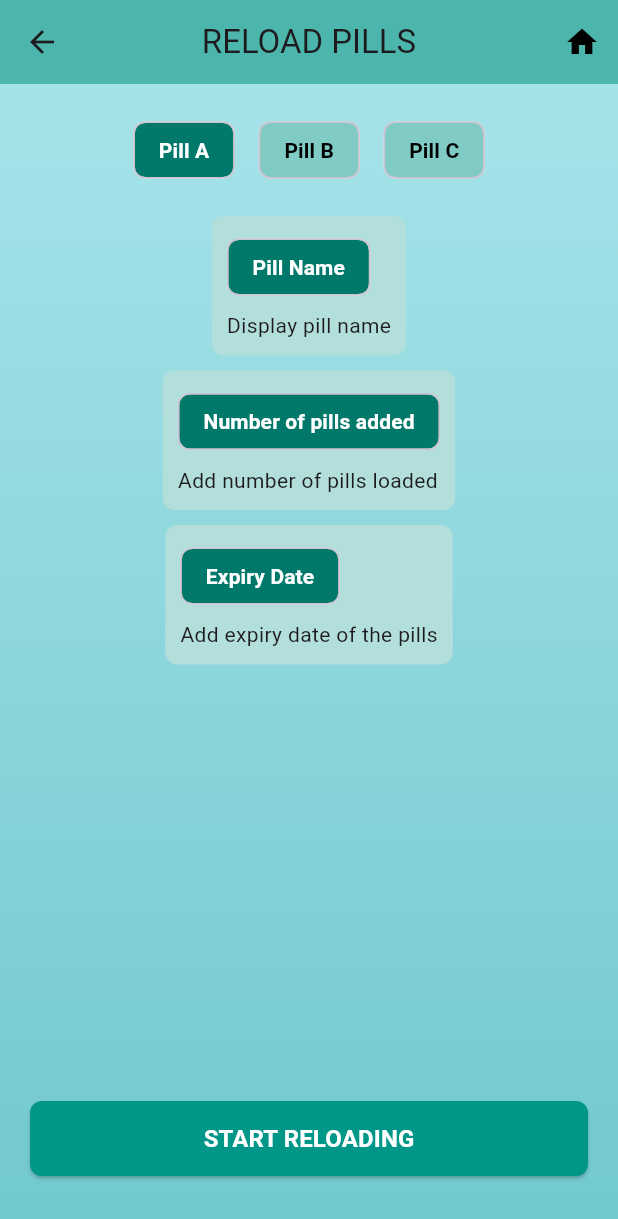
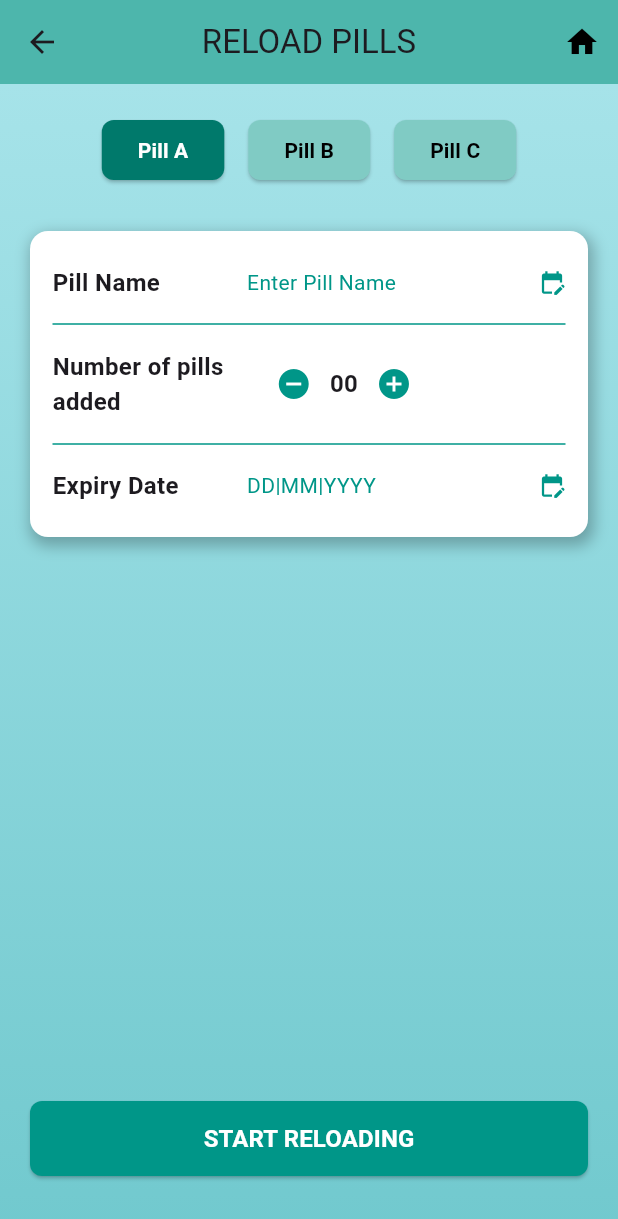
Before and after one commit to SohamGurav10/EYIC-2024-25, a Flutter app: the PillReloadPage screen opened directly, on a phone screen of 412 x 824 dp. Shown: the top 1219 px of the screen. Run offline on Flutter 3.47's test engine with Material 3 defaults, Android fonts, the phone set to English and light mode, and no system bars.

Commit message:
updated the pill reload file

```diff
--- a/lib/pill_reload_page.dart
+++ b/lib/pill_reload_page.dart
@@ -1,7 +1,18 @@
 import 'package:flutter/material.dart';
+import 'package:intl/intl.dart';
 
-class PillReloadPage extends StatelessWidget {
+class PillReloadPage extends StatefulWidget {
   const PillReloadPage({super.key});
+
+  @override
+  _PillReloadPageState createState() => _PillReloadPageState();
+}
+
+class _PillReloadPageState extends State<PillReloadPage> {
+  String selectedPill = "Pill A"; // Default selected pill
+  String pillName = "Enter Pill Name";
+  int pillCount = 0;
+  String expiryDate = "DD|MM|YYYY"; // Default date format
 
   @override
   Widget build(BuildContext context) {
@@ -14,7 +25,7 @@ class PillReloadPage extends StatelessWidget {
           IconButton(
             icon: const Icon(Icons.home, color: Colors.black),
             onPressed: () {
-              Navigator.pop(context); // Navigate back to home screen
+              Navigator.pop(context);
             },
           ),
         ],
@@ -33,22 +44,19 @@ class PillReloadPage extends StatelessWidget {
           child: Column(
             crossAxisAlignment: CrossAxisAlignment.center,
             children: [
-              // Pill Selection Tabs
+              // Pill Selection Buttons
               Row(
                 mainAxisAlignment: MainAxisAlignment.center,
                 children: [
-                  _pillTab("Pill A", isSelected: true),
-                  _pillTab("Pill B"),
-                  _pillTab("Pill C"),
+                  _pillButton("Pill A"),
+                  _pillButton("Pill B"),
+                  _pillButton("Pill C"),
                 ],
               ),
-              const SizedBox(height: 20),
+              const SizedBox(height: 30),
 
-              // Input Fields
-              _infoSection("Pill Name", "Display pill name"),
-              _infoSection(
-                  "Number of pills added", "Add number of pills loaded"),
-              _infoSection("Expiry Date", "Add expiry date of the pills"),
+              // Pill Information Section (Editable)
+              _pillInfo(),
 
               const Spacer(),
 
@@ -85,16 +93,28 @@ class PillReloadPage extends StatelessWidget {
     );
   }
 
-  Widget _pillTab(String text, {bool isSelected = false}) {
+  // Pill Selection Button
+  Widget _pillButton(String pillName) {
     return Padding(
       padding: const EdgeInsets.symmetric(horizontal: 8),
-      child: Chip(
-        backgroundColor:
-            isSelected ? Colors.teal.shade700 : Colors.teal.shade200,
-        label: Text(
-          text,
+      child: ElevatedButton(
+        style: ElevatedButton.styleFrom(
+          backgroundColor: selectedPill == pillName
+              ? Colors.teal.shade700
+              : Colors.teal.shade200,
+          shape: RoundedRectangleBorder(
+            borderRadius: BorderRadius.circular(8),
+          ),
+        ),
+        onPressed: () {
+          setState(() {
+            selectedPill = pillName;
+          });
+        },
+        child: Text(
+          pillName,
           style: TextStyle(
-            color: isSelected ? Colors.white : Colors.black,
+            color: selectedPill == pillName ? Colors.white : Colors.black,
             fontWeight: FontWeight.bold,
           ),
         ),
@@ -102,35 +122,169 @@ class PillReloadPage extends StatelessWidget {
     );
   }
 
-  Widget _infoSection(String title, String description) {
+  // Editable Pill Information Section
+  Widget _pillInfo() {
     return Container(
-      margin: const EdgeInsets.only(bottom: 10),
-      padding: const EdgeInsets.all(10),
+      padding: const EdgeInsets.all(15),
       decoration: BoxDecoration(
-        color: Colors.teal.shade100,
-        borderRadius: BorderRadius.circular(8),
+        color: Colors.white,
+        borderRadius: BorderRadius.circular(12),
+        boxShadow: [
+          BoxShadow(
+            color: Colors.black26,
+            blurRadius: 8,
+            spreadRadius: 2,
+            offset: const Offset(2, 4),
+          ),
+        ],
       ),
       child: Column(
         crossAxisAlignment: CrossAxisAlignment.start,
         children: [
-          Chip(
-            backgroundColor: Colors.teal.shade700,
-            label: Text(
+          _editableRow(
+              "Pill Name",
+              pillName,
+              () => _editTextDialog("Pill Name", pillName, (value) {
+                    setState(() {
+                      pillName = value;
+                    });
+                  })),
+          const Divider(color: Colors.teal, thickness: 1),
+          _pillCountRow("Number of pills added"),
+          const Divider(color: Colors.teal, thickness: 1),
+          _editableRow("Expiry Date", expiryDate, _selectExpiryDate),
+        ],
+      ),
+    );
+  }
+
+  // Editable Text Field Row
+  Widget _editableRow(String title, String value, VoidCallback onTap) {
+    return GestureDetector(
+      onTap: onTap,
+      child: Padding(
+        padding: const EdgeInsets.symmetric(vertical: 8),
+        child: Row(
+          children: [
+            Expanded(
+              flex: 2,
+              child: Text(
+                title,
+                style: const TextStyle(
+                  fontWeight: FontWeight.bold,
+                  fontSize: 16,
+                ),
+              ),
+            ),
+            Expanded(
+              flex: 3,
+              child: Text(
+                value,
+                style: const TextStyle(fontSize: 14, color: Colors.teal),
+              ),
+            ),
+            const Icon(Icons.edit_calendar, color: Colors.teal, size: 18),
+          ],
+        ),
+      ),
+    );
+  }
+
+  // Editable Number Counter for Pills
+  Widget _pillCountRow(String title) {
+    return Padding(
+      padding: const EdgeInsets.symmetric(vertical: 8),
+      child: Row(
+        children: [
+          Expanded(
+            flex: 2,
+            child: Text(
               title,
               style: const TextStyle(
                 fontWeight: FontWeight.bold,
-                fontSize: 14,
-                color: Colors.white,
+                fontSize: 16,
               ),
             ),
           ),
-          const SizedBox(height: 5),
-          Text(
-            description,
-            style: const TextStyle(fontSize: 14),
+          Expanded(
+            flex: 3,
+            child: Row(
+              mainAxisAlignment: MainAxisAlignment.start,
+              children: [
+                IconButton(
+                  icon: const Icon(Icons.remove_circle, color: Colors.teal),
+                  onPressed: () {
+                    setState(() {
+                      if (pillCount > 0) pillCount--;
+                    });
+                  },
+                ),
+                Text(
+                  pillCount.toString().padLeft(2, '0'),
+                  style: const TextStyle(
+                      fontSize: 16, fontWeight: FontWeight.bold),
+                ),
+                IconButton(
+                  icon: const Icon(Icons.add_circle, color: Colors.teal),
+                  onPressed: () {
+                    setState(() {
+                      pillCount++;
+                    });
+                  },
+                ),
+              ],
+            ),
           ),
         ],
       ),
     );
   }
+
+  // Date Picker Dialog for Expiry Date
+  Future<void> _selectExpiryDate() async {
+    DateTime? pickedDate = await showDatePicker(
+      context: context,
+      initialDate: DateTime.now(),
+      firstDate: DateTime(2000),
+      lastDate: DateTime(2100),
+    );
+
+    if (pickedDate != null) {
+      setState(() {
+        expiryDate = DateFormat('dd|MM|yyyy').format(pickedDate);
+      });
+    }
+  }
+
+  // Dialog for Editing Text Fields
+  Future<void> _editTextDialog(
+      String title, String currentValue, Function(String) onSave) async {
+    TextEditingController controller =
+        TextEditingController(text: currentValue);
+    await showDialog(
+      context: context,
+      builder: (context) {
+        return AlertDialog(
+          title: Text("Edit $title"),
+          content: TextField(
+            controller: controller,
+            decoration: const InputDecoration(border: OutlineInputBorder()),
+          ),
+          actions: [
+            TextButton(
+              onPressed: () => Navigator.pop(context),
+              child: const Text("Cancel"),
+            ),
+            ElevatedButton(
+              onPressed: () {
+                onSave(controller.text);
+                Navigator.pop(context);
+              },
+              child: const Text("Save"),
+            ),
+          ],
+        );
+      },
+    );
+  }
 }
--- a/pubspec.yaml
+++ b/pubspec.yaml
@@ -30,6 +30,7 @@ environment:
 dependencies:
   flutter:
     sdk: flutter
+  intl: ^0.18.1
 
   # The following adds the Cupertino Icons font to your application.
   # Use with the CupertinoIcons class for iOS style icons.
```
Also changed, not shown: pubspec.lock.
